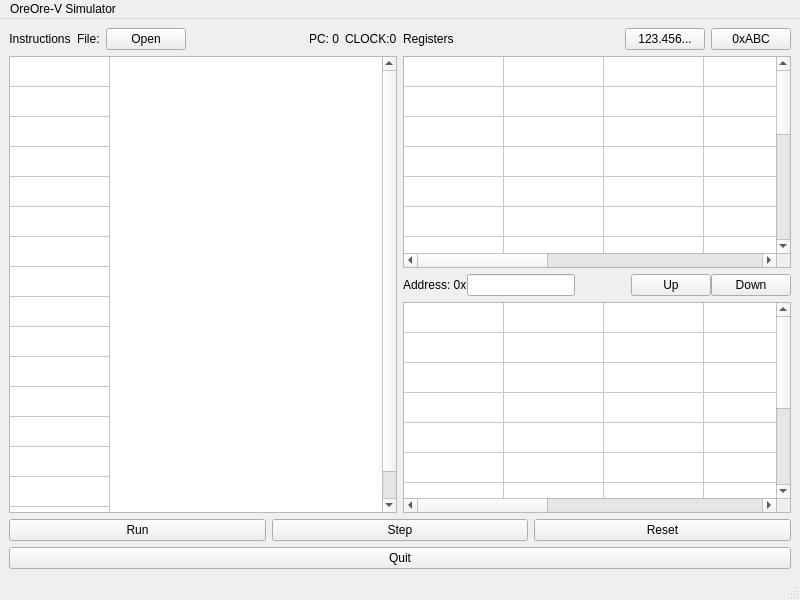
Before: the Qt Designer form OreOre-V/mainwindow.ui in cpuex2021-1/simulator, drawn with Qt 5.
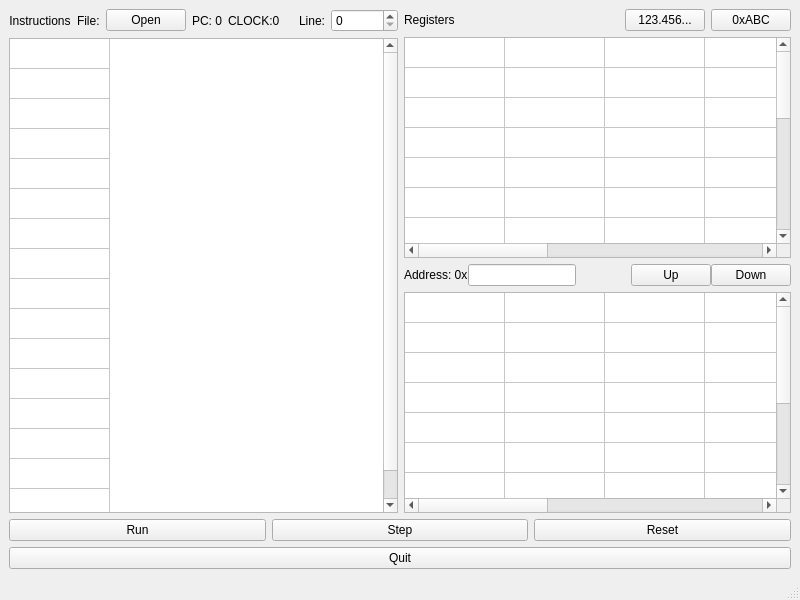
After: the same form once the commit is applied.

Commit message: itiou ugoku gui

Patch:
```diff
--- a/OreOre-V/mainwindow.ui
+++ b/OreOre-V/mainwindow.ui
@@ -45,19 +45,6 @@
             </property>
            </widget>
           </item>
-          <item>
-           <spacer name="horizontalSpacer_3">
-            <property name="orientation">
-             <enum>Qt::Horizontal</enum>
-            </property>
-            <property name="sizeHint" stdset="0">
-             <size>
-              <width>13</width>
-              <height>21</height>
-             </size>
-            </property>
-           </spacer>
-          </item>
           <item>
            <widget class="QLabel" name="pc">
             <property name="text">
@@ -72,6 +59,33 @@
             </property>
            </widget>
           </item>
+          <item>
+           <spacer name="horizontalSpacer_3">
+            <property name="orientation">
+             <enum>Qt::Horizontal</enum>
+            </property>
+            <property name="sizeHint" stdset="0">
+             <size>
+              <width>13</width>
+              <height>21</height>
+             </size>
+            </property>
+           </spacer>
+          </item>
+          <item>
+           <widget class="QLabel" name="label_5">
+            <property name="text">
+             <string>Line:</string>
+            </property>
+           </widget>
+          </item>
+          <item>
+           <widget class="QSpinBox" name="InstLinespinBox">
+            <property name="maximum">
+             <number>1000000000</number>
+            </property>
+           </widget>
+          </item>
          </layout>
         </item>
         <item>
@@ -404,22 +418,6 @@
     </item>
    </layout>
   </widget>
-  <widget class="QMenuBar" name="menubar">
-   <property name="geometry">
-    <rect>
-     <x>0</x>
-     <y>0</y>
-     <width>800</width>
-     <height>25</height>
-    </rect>
-   </property>
-   <widget class="QMenu" name="menuOreOre_V_Simulator">
-    <property name="title">
-     <string>OreOre-V Simulator</string>
-    </property>
-   </widget>
-   <addaction name="menuOreOre_V_Simulator"/>
-  </widget>
   <widget class="QStatusBar" name="statusbar"/>
  </widget>
  <resources/>
```
Left out of the diff: 2 changed lines with no effect on the pictures. The commit also changes 4 other files.
